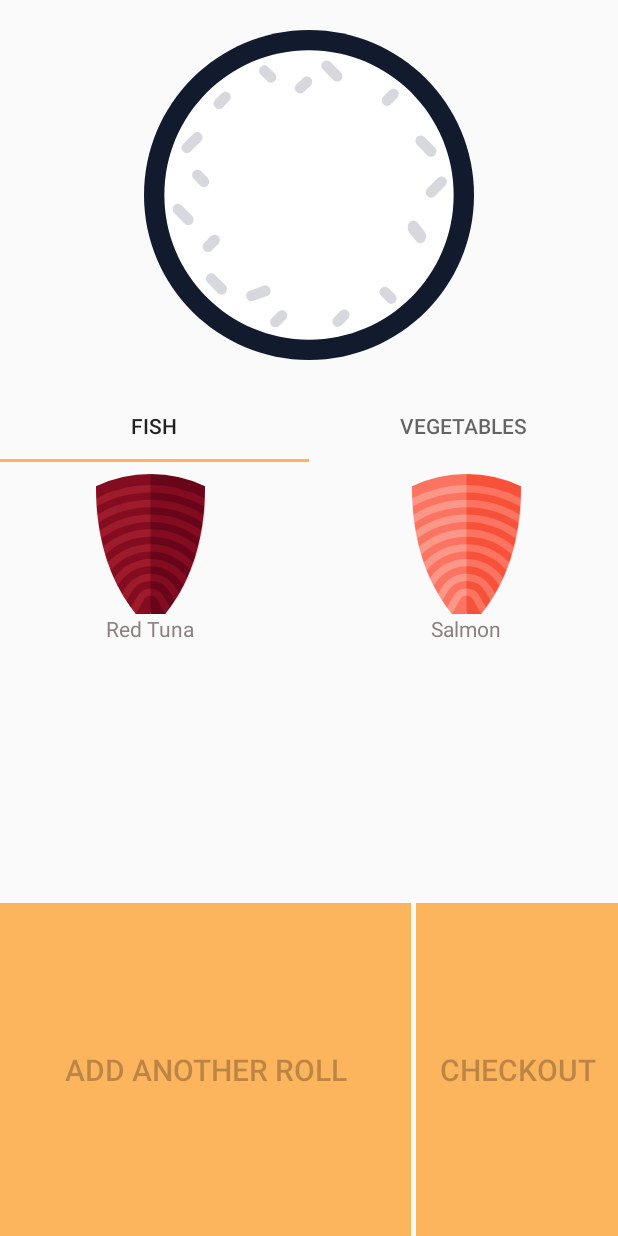
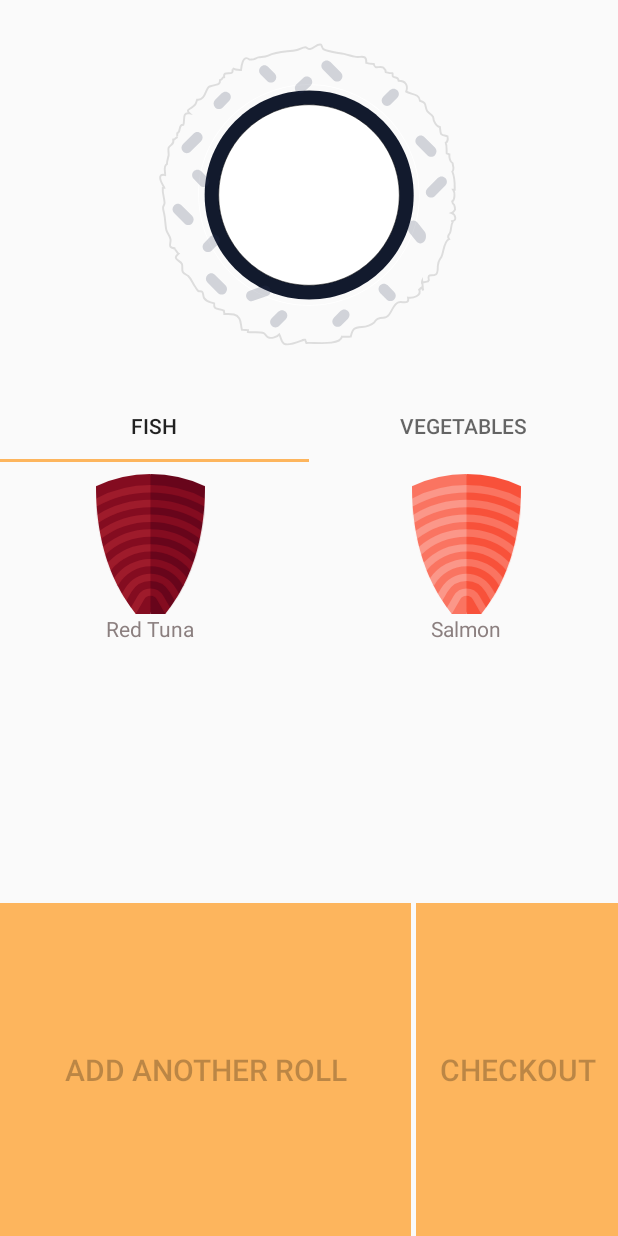
Before and after one commit to ayafjbara/Sushi-Project, an Android app: the screen it shows after launch (SushiExtrasActivity), after a tap on "Futomaki", on a phone screen of 412 x 824 dp. Run offline under Robolectric (Android 15) with nearby library versions, the phone set to English and light mode, and no system bars.

Commit message:
inside out sushi choice

```diff
--- a/app/src/main/java/com/ux/itamae/SushiExtrasActivity.java
+++ b/app/src/main/java/com/ux/itamae/SushiExtrasActivity.java
@@ -29,6 +29,7 @@ public class SushiExtrasActivity extends AppCompatActivity implements GridExtraA
     private int extras_counter = 0;
 
     private ImageView extra1, extra2, extra3;
+    private ImageView sushi;
     private HashMap<SushiRoll, Integer> rollOrder;
     private SushiRoll myRoll;
     private Button rollToMenuBtn, rollToSummaryBtn;
@@ -41,6 +42,7 @@ public class SushiExtrasActivity extends AppCompatActivity implements GridExtraA
 
         rollToMenuBtn = findViewById(R.id.rollToMenu);
         rollToSummaryBtn = findViewById(R.id.rollToSummary);
+        sushi = findViewById(R.id.image_sushi);
 
         rollToMenuBtn.setEnabled(false);
         rollToSummaryBtn.setEnabled(false);
@@ -50,6 +52,9 @@ public class SushiExtrasActivity extends AppCompatActivity implements GridExtraA
         rollType = intent.getStringExtra(SUSHI_TYPE_KEY);
         rollOrder = (HashMap) intent.getSerializableExtra(ORDER_KEY);
         myRoll = new SushiRoll(rollType);
+
+        // update UI
+        updateSushiTypeImage(rollType);
 
         if (findViewById(R.id.fragment_container) != null) {
 
@@ -61,6 +66,15 @@ public class SushiExtrasActivity extends AppCompatActivity implements GridExtraA
             extrasFragmet.setSushiExtrasActivity(this);
             extrasFragmet.setArguments(intent.getExtras());
             getSupportFragmentManager().beginTransaction().add(R.id.fragment_container, extrasFragmet).commit();
+        }
+    }
+
+    public void updateSushiTypeImage(String type){
+        if (type.equals("Maki")){
+            sushi.setImageDrawable(getDrawable(R.drawable.ic_sushi));
+        } else {
+            sushi.setImageDrawable(getDrawable(R.drawable.ic_sushi_io));
+
         }
     }
 
```
